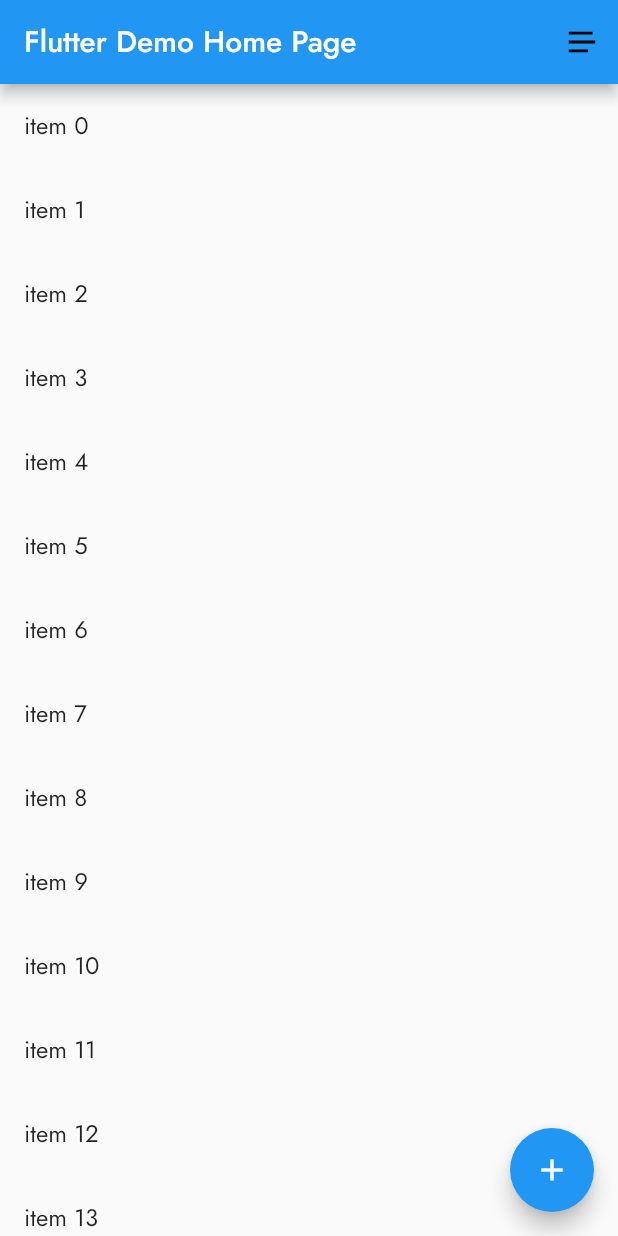
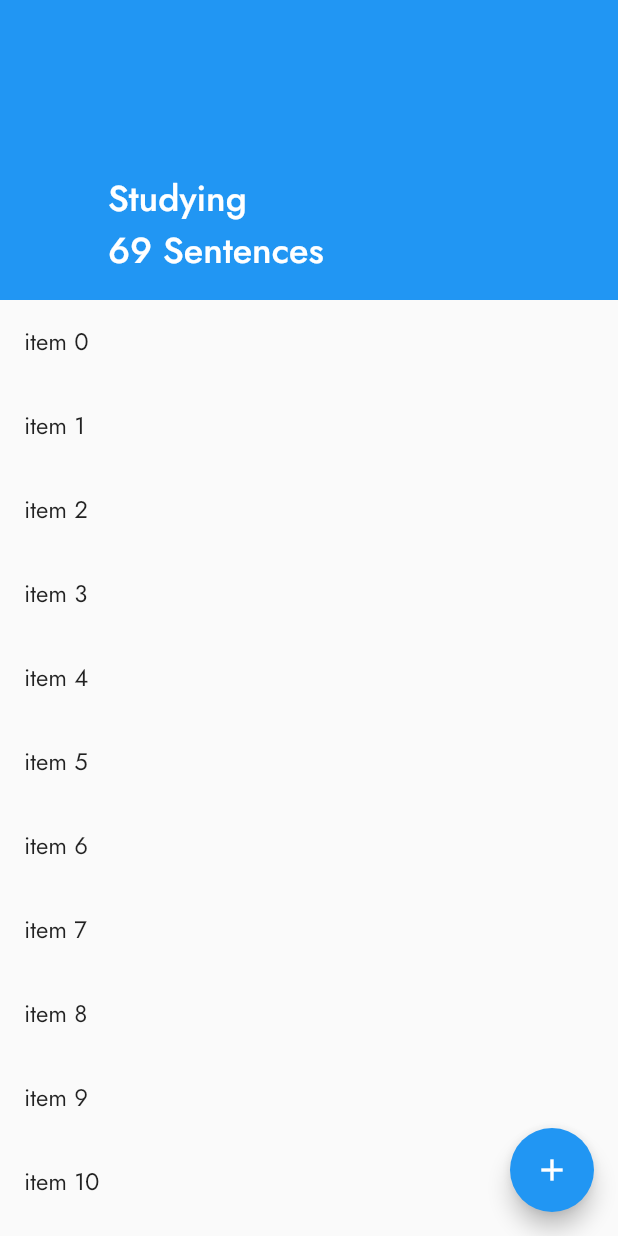
Before and after one commit to eugenelgm/EasySpeak, a Flutter app: the screen it shows after launch, on a phone screen of 412 x 824 dp. Run offline on Flutter 3.47's test engine with Material 2 defaults, Android fonts, the phone set to English and light mode, and no system bars; our stand-ins replace flutter_svg, flutter_tts.

Commit message:
add a Tts

```diff
--- a/lib/main.dart
+++ b/lib/main.dart
@@ -1,5 +1,7 @@
 import 'package:flutter/material.dart';
 import 'package:flutter_svg/flutter_svg.dart';
+import 'package:flutter_tts/flutter_tts.dart';
+import 'dart:developer';
 
 void main() {
   runApp(const MyApp());
@@ -44,6 +46,15 @@ class _MyHomePageState extends State<MyHomePage> {
   late List<bool> _selected;
   final int listLength = 30;
 
+  final FlutterTts tts = FlutterTts();
+  final TextEditingController controller = TextEditingController(text: 'Hello world');
+
+  _MyHomePageState() {
+    log("test");
+    tts.setLanguage('en');
+    tts.setSpeechRate(0.4);
+  }
+
   @override
   void initState() {
     super.initState();
@@ -53,7 +64,7 @@ class _MyHomePageState extends State<MyHomePage> {
   @override
   Widget build(BuildContext context) {
     return Scaffold(
-      appBar: AppBar(
+      /*appBar: AppBar(
         title: Text(widget.title),
         actions: <Widget>[
           IconButton(icon: SvgPicture.asset(
@@ -61,14 +72,47 @@ class _MyHomePageState extends State<MyHomePage> {
             color: Colors.black,
           ), onPressed: () {})
         ],
-      ),
-      body: ListBuilder(
-        isSelectionMode: false,
-        selectedList: _selected,
-        onSelectionChange: (bool x) {},
+      ),*/
+      body: DefaultTabController(
+        length: 2,
+        child: NestedScrollView(
+          headerSliverBuilder: (BuildContext context, bool innerBoxIsScrolled) {
+            return <Widget>[
+              SliverAppBar(
+                expandedHeight: 200.0,
+                floating: false,
+                pinned: true,
+                flexibleSpace: FlexibleSpaceBar(
+                  collapseMode: CollapseMode.none,
+                  title: const Text("Studying\n69 Sentences",
+                    style: TextStyle(
+                      color: Colors.white,
+                      fontSize: 16.0,
+                    )
+                  ),
+                ),
+                /*bottom: PreferredSize(
+                  preferredSize: Size.fromHeight(100.0),
+                  child: Column(
+                    children: const <Widget>[
+                      Text("Test")
+                    ]
+                  ),
+                ),*/
+              ),
+            ];
+          },
+          body: ListBuilder(
+            isSelectionMode: false,
+            selectedList: _selected,
+            onSelectionChange: (bool x) {},
+          )
+        ),
       ),
       floatingActionButton: FloatingActionButton(
-        onPressed: (){},
+        onPressed: (){
+          tts.speak('Hello, World!');
+        },
         tooltip: 'Increment',
         child: const Icon(Icons.add),
       ), // This trailing comma makes auto-formatting nicer for build methods.
--- a/pubspec.yaml
+++ b/pubspec.yaml
@@ -29,6 +29,7 @@ environment:
 dependencies:
   flutter:
     sdk: flutter
+  flutter_tts:
 
 
   # The following adds the Cupertino Icons font to your application.
```
Also changed, not shown: pubspec.lock, 7 other files.
